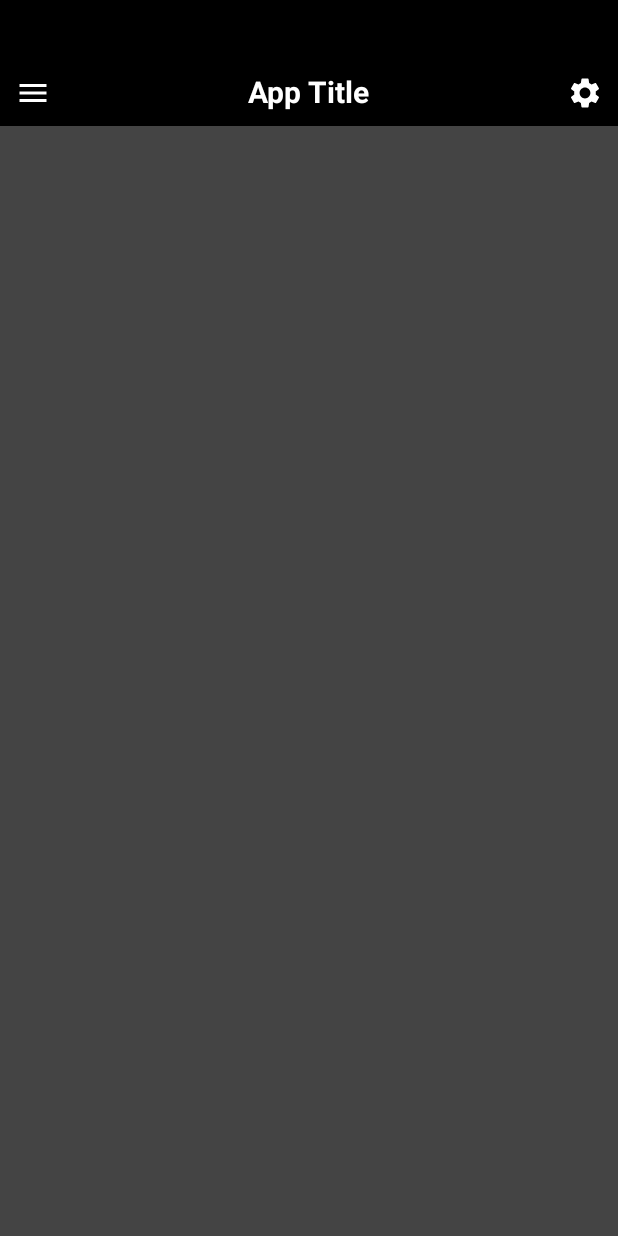
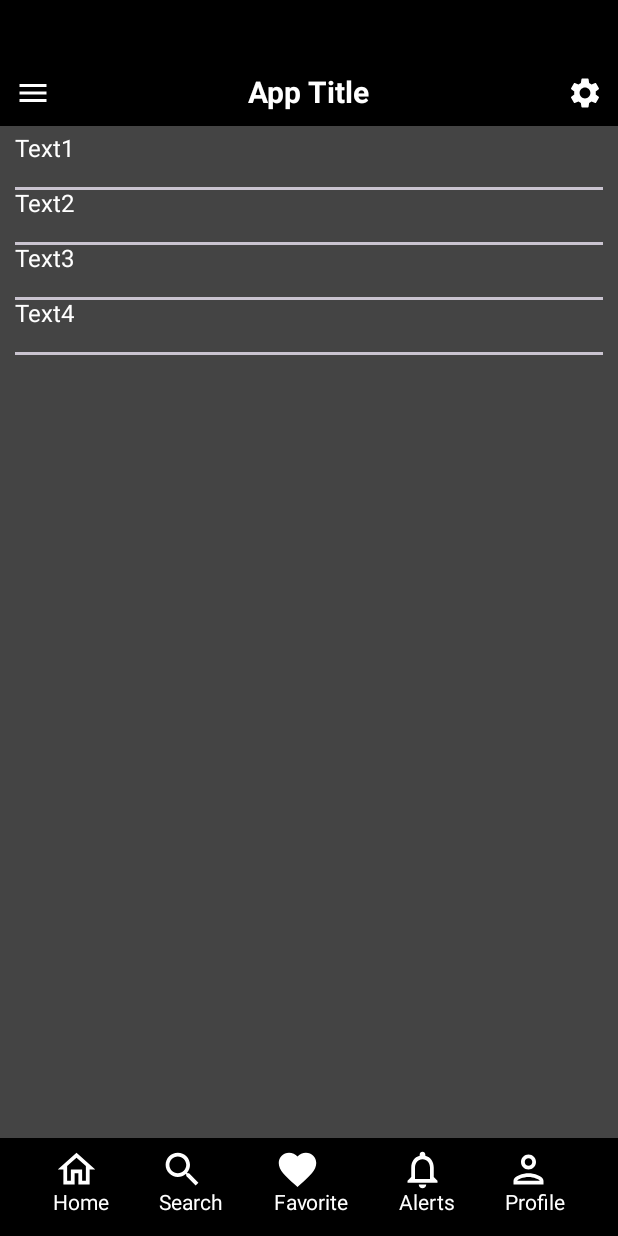
Before and after one commit to KryzNov/App-Moviles, an Android app built with Jetpack Compose: the @Preview function Bars, on a phone screen of 412 x 824 dp. Run offline under Robolectric (Android 15) with nearby library versions, the phone set to English and light mode, and no system bars.

Commit message:
Added bars

```diff
--- /dev/null
+++ b/app/src/main/java/com/example/mya/data/model/PostModel.kt
@@ -0,0 +1,7 @@
+package com.example.mya.data.model
+
+data class PostModel(
+    val id:Int,
+    val title:String,
+    val text:String
+)
--- a/app/src/main/java/com/example/mya/ui/screens/ComponentsScreen.kt
+++ b/app/src/main/java/com/example/mya/ui/screens/ComponentsScreen.kt
@@ -9,6 +9,7 @@ import androidx.compose.foundation.layout.Box
 import androidx.compose.foundation.layout.Column
 import androidx.compose.foundation.layout.ColumnScope
 import androidx.compose.foundation.layout.Row
+import androidx.compose.foundation.layout.Spacer
 import androidx.compose.foundation.layout.fillMaxSize
 import androidx.compose.foundation.layout.fillMaxWidth
 import androidx.compose.foundation.layout.height
@@ -16,6 +17,10 @@ import androidx.compose.foundation.layout.offset
 import androidx.compose.foundation.layout.padding
 import androidx.compose.foundation.layout.size
 import androidx.compose.foundation.layout.width
+import androidx.compose.foundation.lazy.LazyColumn
+import androidx.compose.foundation.lazy.items
+import androidx.compose.foundation.rememberScrollState
+import androidx.compose.foundation.verticalScroll
 import androidx.compose.material.icons.Icons
 import androidx.compose.material.icons.filled.AccountBox
 import androidx.compose.material.icons.filled.Add
@@ -27,6 +32,11 @@ import androidx.compose.material.icons.filled.Person
 import androidx.compose.material.icons.filled.Settings
 import androidx.compose.material.icons.filled.ShoppingCart
 import androidx.compose.material.icons.filled.Warning
+import androidx.compose.material.icons.outlined.Favorite
+import androidx.compose.material.icons.outlined.Home
+import androidx.compose.material.icons.outlined.Notifications
+import androidx.compose.material.icons.outlined.Person
+import androidx.compose.material.icons.outlined.Search
 import androidx.compose.material3.AssistChip
 import androidx.compose.material3.AssistChipDefaults
 import androidx.compose.material3.Badge
@@ -81,12 +91,16 @@ import androidx.compose.ui.Modifier
 import androidx.compose.ui.draw.shadow
 import androidx.compose.ui.graphics.Color
 import androidx.compose.ui.platform.LocalContext
+import androidx.compose.ui.res.stringResource
 import androidx.compose.ui.text.font.FontWeight
 import androidx.compose.ui.text.style.TextAlign
+import androidx.compose.ui.tooling.preview.Preview
 import androidx.compose.ui.unit.dp
 import androidx.compose.ui.unit.sp
 import androidx.compose.ui.window.Popup
 import androidx.navigation.NavController
+import com.example.mya.R
+import com.example.mya.data.model.PostModel
 import kotlinx.coroutines.launch
 import java.text.SimpleDateFormat
 import java.util.Calendar
@@ -803,7 +817,7 @@ fun AlertDialogs() {
         }
     }
 }
-
+@Preview
 @Composable
 fun Bars(){
     Box(modifier = Modifier
@@ -826,5 +840,102 @@ fun Bars(){
             )
             Icon(Icons.Filled.Settings, contentDescription = "", tint = Color.White)
         }
+        var post = arrayOf(
+            PostModel(1,"Title 1", "Text1"),
+            PostModel(2,"Title 2", "Text2"),
+            PostModel(3,"Title 3", "Text3"),
+            PostModel(4,"Title 4", "Text4")
+        )
+        Column(
+            modifier = Modifier
+                .align(Alignment.TopCenter)
+                .padding(10.dp,90.dp,10.dp,50.dp)
+                .fillMaxSize()
+        ){
+            Posts(post)
+        }
+
+
+        Row (
+            modifier = Modifier
+                .align(Alignment.BottomCenter)
+                .fillMaxWidth()
+                .height(65.dp)
+                .background(Color.Black)
+                .padding(2.dp,5.dp),
+            horizontalArrangement = Arrangement.SpaceEvenly
+        ){
+            Column {
+                IconButton(onClick = {}, Modifier.size(30.dp)) {
+                    Icon(Icons.Outlined.Home,
+                        contentDescription = "",
+                        tint = Color.White,
+                        modifier = Modifier.fillMaxSize()
+                    )
+                }
+                Text(text = "Home", color=Color.White)
+            }
+            Column {
+                IconButton(onClick = {}, Modifier.size(30.dp)) {
+                    Icon(Icons.Outlined.Search,
+                        contentDescription = "",
+                        tint = Color.White,
+                        modifier = Modifier.fillMaxSize()
+                    )
+                }
+                Text(text = "Search", color=Color.White)
+            }
+            Column {
+                IconButton(onClick = {}, Modifier.size(30.dp)) {
+                    Icon(Icons.Outlined.Favorite,
+                        contentDescription = "",
+                        tint = Color.White,
+                        modifier = Modifier.fillMaxSize()
+                    )
+                }
+                Text(text = "Favorite", color=Color.White)
+            }
+            Column {
+                IconButton(onClick = {}, Modifier.size(30.dp)) {
+                    Icon(Icons.Outlined.Notifications,
+                        contentDescription = "",
+                        tint = Color.White,
+                        modifier = Modifier.fillMaxSize()
+                    )
+                }
+                Text(text = "Alerts", color=Color.White)
+            }
+            Column {
+                IconButton(onClick = {}, Modifier.size(30.dp)) {
+                    Icon(Icons.Outlined.Person,
+                        contentDescription = "",
+                        tint = Color.White,
+                        modifier = Modifier.fillMaxSize()
+                    )
+                }
+                Text(text = "Profile", color=Color.White)
+            }
+
+
+        }
     }
 }
+
+@Composable
+fun Posts(arrayPosts:Array<PostModel>){
+    LazyColumn(
+        modifier = Modifier
+            .fillMaxSize()
+
+    ) {
+        items(arrayPosts){ post->
+            Text(
+                text = post.text,
+                color = Color.White,
+                fontSize = 16.sp
+            )
+            Spacer(modifier = Modifier.height(16.dp))
+            HorizontalDivider(thickness = 2.dp)
+        }
+    }
+}
```
